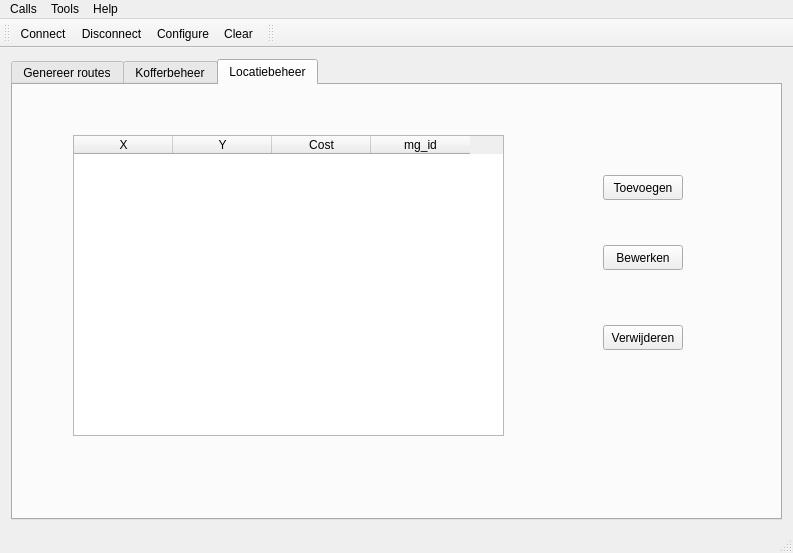
The window that RoutesGenereren/mainwindow.ui (TotallyOriginalUsername/startweek) describes before a commit, drawn with Qt 5.
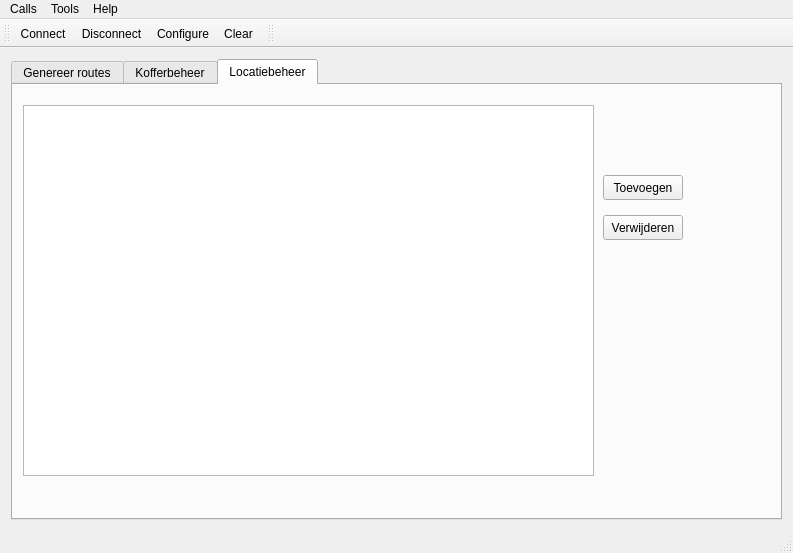
The same window after the commit. The open tabs and pages were chosen to show the change. Icons and pictures are not drawn.

Commit message: TableView and generator uses DB instead of JSON

What changed in the file:
```diff
--- a/RoutesGenereren/mainwindow.ui
+++ b/RoutesGenereren/mainwindow.ui
@@ -196,42 +196,6 @@
        <attribute name="title">
         <string>Locatiebeheer</string>
        </attribute>
-       <widget class="QTableWidget" name="tableLocations">
-        <property name="geometry">
-         <rect>
-          <x>60</x>
-          <y>50</y>
-          <width>431</width>
-          <height>301</height>
-         </rect>
-        </property>
-        <property name="columnCount">
-         <number>4</number>
-        </property>
-        <attribute name="horizontalHeaderDefaultSectionSize">
-         <number>99</number>
-        </attribute>
-        <column>
-         <property name="text">
-          <string>X</string>
-         </property>
-        </column>
-        <column>
-         <property name="text">
-          <string>Y</string>
-         </property>
-        </column>
-        <column>
-         <property name="text">
-          <string>Cost</string>
-         </property>
-        </column>
-        <column>
-         <property name="text">
-          <string>mg_id</string>
-         </property>
-        </column>
-       </widget>
        <widget class="QPushButton" name="btnAddLoc">
         <property name="geometry">
          <rect>
@@ -245,24 +209,11 @@
          <string>Toevoegen</string>
         </property>
        </widget>
-       <widget class="QPushButton" name="btnEditLoc">
-        <property name="geometry">
-         <rect>
-          <x>590</x>
-          <y>160</y>
-          <width>80</width>
-          <height>25</height>
-         </rect>
-        </property>
-        <property name="text">
-         <string>Bewerken</string>
-        </property>
-       </widget>
        <widget class="QPushButton" name="btnRemoveLoc">
         <property name="geometry">
          <rect>
           <x>590</x>
-          <y>240</y>
+          <y>130</y>
           <width>80</width>
           <height>25</height>
          </rect>
@@ -271,6 +222,16 @@
          <string>Verwijderen</string>
         </property>
        </widget>
+       <widget class="QTableView" name="tableLocations">
+        <property name="geometry">
+         <rect>
+          <x>10</x>
+          <y>20</y>
+          <width>571</width>
+          <height>371</height>
+         </rect>
+        </property>
+       </widget>
       </widget>
      </widget>
     </item>
```
Left out of the diff: 21 changed lines with no effect on the pictures. The commit also changes 7 other files.
